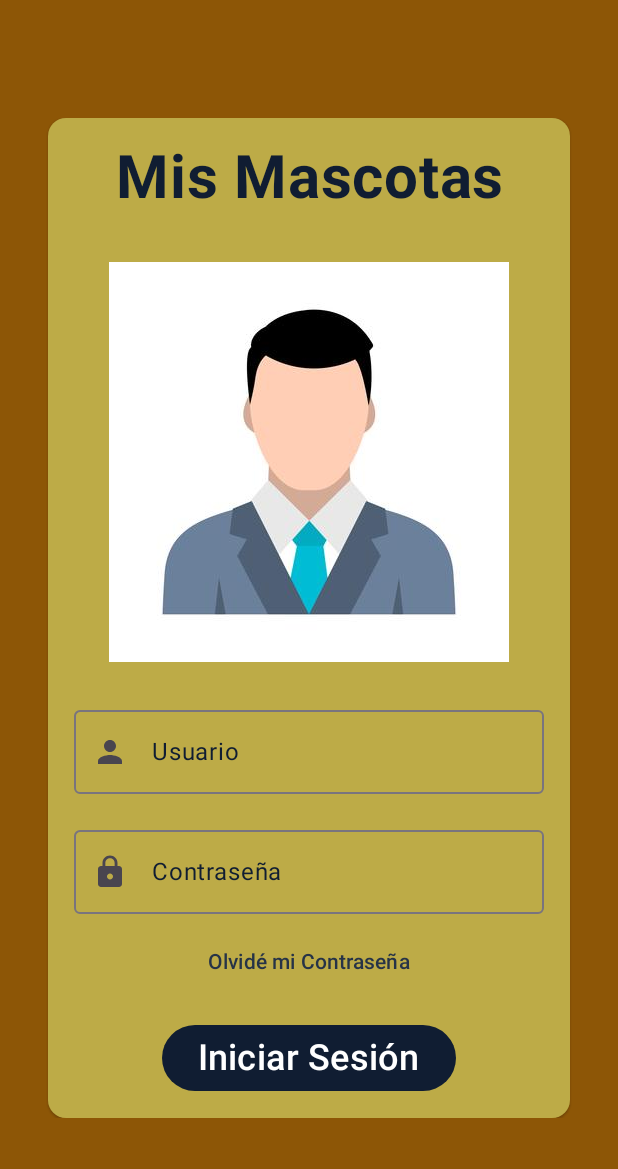
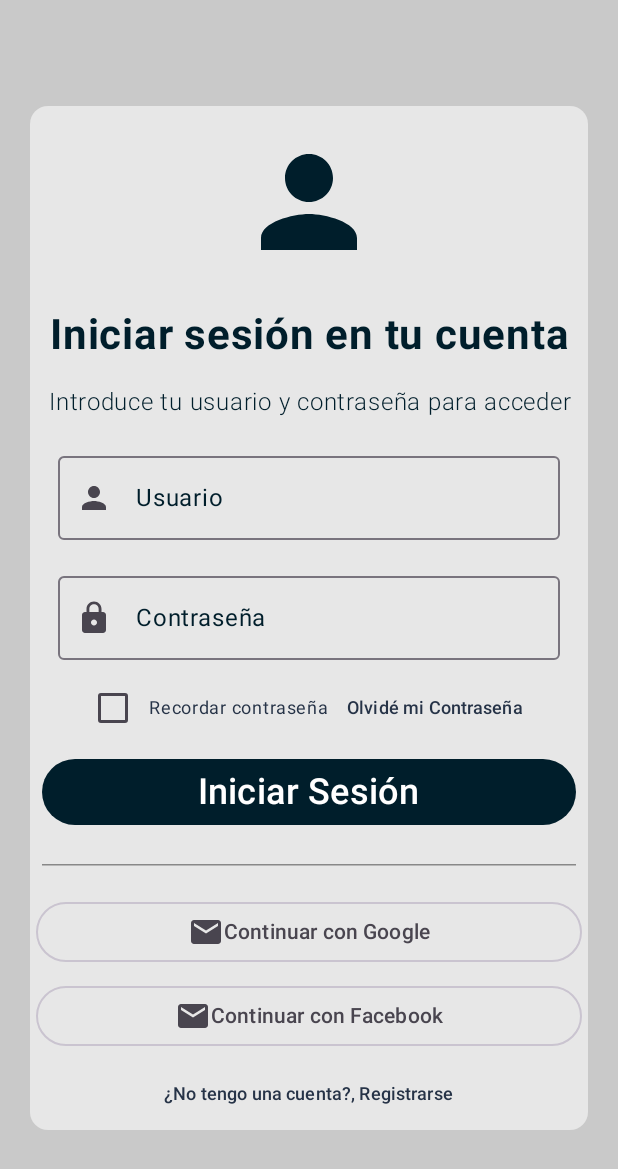
Before and after one commit to Joan-Abeldano/ProjectPets, an Android app built with Jetpack Compose: the screen it shows after launch (MainActivity), on a phone screen of 412 x 824 dp. Shown: the top 1169 px of the screen. Run offline under Robolectric (Android 15) with nearby library versions, the phone set to English and light mode, and no system bars.

Commit message:
login screen new design

```diff
--- /dev/null
+++ b/app/src/main/java/com/example/projectpets/models/Pet.kt
@@ -0,0 +1,8 @@
+package com.example.projectpets.models
+
+data class Pet (
+    val name: String = "",
+    val description: String = "",
+    val birthDate: String = "",
+    val type: String = ""
+)
--- a/app/src/main/java/com/example/projectpets/ui/screens/LoginScreen.kt
+++ b/app/src/main/java/com/example/projectpets/ui/screens/LoginScreen.kt
@@ -3,8 +3,11 @@ package com.example.projectpets.ui.screens
 import android.widget.Toast
 import androidx.compose.foundation.Image
 import androidx.compose.foundation.background
+import androidx.compose.foundation.clickable
 import androidx.compose.foundation.layout.Arrangement
 import androidx.compose.foundation.layout.Column
+import androidx.compose.foundation.layout.Row
+import androidx.compose.foundation.layout.Spacer
 import androidx.compose.foundation.layout.fillMaxSize
 import androidx.compose.material3.OutlinedTextField
 import androidx.compose.material3.Text
@@ -22,14 +25,21 @@ import androidx.compose.foundation.layout.fillMaxWidth
 import androidx.compose.foundation.layout.imePadding
 import androidx.compose.foundation.layout.navigationBarsPadding
 import androidx.compose.foundation.layout.padding
+import androidx.compose.foundation.layout.size
+import androidx.compose.foundation.layout.width
 import androidx.compose.foundation.rememberScrollState
 import androidx.compose.foundation.verticalScroll
+import androidx.compose.material.icons.filled.Email
 import androidx.compose.material.icons.filled.Lock
+import androidx.compose.material.icons.materialIcon
 import androidx.compose.material3.Button
 import androidx.compose.material3.CardColors
 import androidx.compose.material3.CardDefaults
+import androidx.compose.material3.Checkbox
 import androidx.compose.material3.ElevatedCard
+import androidx.compose.material3.HorizontalDivider
 import androidx.compose.material3.MaterialTheme
+import androidx.compose.material3.OutlinedButton
 import androidx.compose.material3.Surface
 import androidx.compose.material3.TextButton
 import androidx.compose.ui.Alignment
@@ -41,6 +51,7 @@ import androidx.compose.ui.platform.LocalContext
 import androidx.compose.ui.text.LinkAnnotation
 import androidx.compose.ui.text.TextStyle
 import androidx.compose.ui.text.font.FontWeight
+import androidx.compose.ui.text.style.LineBreak
 import androidx.compose.ui.text.style.TextAlign
 import androidx.compose.ui.unit.dp
 import androidx.compose.ui.unit.sp
@@ -51,6 +62,7 @@ fun LoginScreen() {
     var user by remember { mutableStateOf("") }
     var password by remember { mutableStateOf("") }
     val mContext = LocalContext.current
+    var remPassword by remember { mutableStateOf(false) }
 
     Column(
         modifier = Modifier
@@ -64,29 +76,40 @@ fun LoginScreen() {
         ElevatedCard(
             modifier = Modifier
                 .fillMaxWidth()
-                .padding(16.dp)
+                .padding(4.dp)
                 .verticalScroll(rememberScrollState()),
             colors = CardDefaults.elevatedCardColors(
                 containerColor = MaterialTheme.colorScheme.surface,
                 contentColor = MaterialTheme.colorScheme.primary
             )
         ) {
+            Icon(
+                Icons.Default.Person,
+                contentDescription = null,
+                modifier = Modifier
+                    .size(128.dp)
+                    .align(Alignment.CenterHorizontally)
+                    .padding(16.dp)
+            )
             Text(
-                text = "Mis Mascotas",
-                fontSize = 40.sp,
+                text = "Iniciar sesión en tu cuenta",
+                fontSize = 28.sp,
                 fontWeight = FontWeight.Bold,
                 textAlign = TextAlign.Center,
                 color = MaterialTheme.colorScheme.primary,
                 modifier = Modifier
-                    .padding(16.dp)
+                    .padding(8.dp)
                     .fillMaxWidth()
             )
-            Image(
-                painter = painterResource(R.drawable.user_image),
-                contentDescription = null,
+            Text(
+                text = "Introduce tu usuario y contraseña para acceder",
+                fontSize = 16.sp,
+                fontWeight = FontWeight.Light,
+                textAlign = TextAlign.Center,
+                color = MaterialTheme.colorScheme.primary,
                 modifier = Modifier
-                    .padding(16.dp)
-                    .align(Alignment.CenterHorizontally)
+                    .padding(8.dp)
+                    .fillMaxWidth()
             )
             OutlinedTextField(
                 value = user,
@@ -108,16 +131,27 @@ fun LoginScreen() {
                     .fillMaxWidth(fraction = 0.9f)
                     .align(Alignment.CenterHorizontally)
             )
-            TextButton(
-                onClick = {
-                    //Funcionamiento del boton
-                },
+            Row(
                 modifier = Modifier
                     .align(Alignment.CenterHorizontally)
             ) {
-                Text("Olvidé mi Contraseña",
-                    color = MaterialTheme.colorScheme.secondary
+                LabeledCheckbox(
+                    label = "Recordar contraseña",
+                    isChecked = false,
+                    onCheckedChange = {remPassword = it}
                 )
+                TextButton(
+                    onClick = {
+                        //Funcionamiento del boton
+                    }
+                ) {
+                    Text(
+                        text = "Olvidé mi Contraseña",
+                        maxLines = 1,
+                        fontSize = 12.sp,
+                        color = MaterialTheme.colorScheme.secondary
+                    )
+                }
             }
             Button(
                 onClick = {
@@ -130,14 +164,83 @@ fun LoginScreen() {
                     }
                 },
                 modifier = Modifier
-                    .padding(16.dp)
-                    .align(Alignment.CenterHorizontally)
+                    .padding(8.dp)
+                    .fillMaxWidth()
             ) {
                 Text(
                     text = "Iniciar Sesión",
                     fontSize = 24.sp
                 )
             }
+            HorizontalDivider(
+                color = Color.Gray,
+                thickness = 1.dp,
+                modifier = Modifier
+                    .padding(top = 16.dp, bottom = 16.dp, start = 8.dp, end = 8.dp)
+            )
+            OutlinedButton(
+                onClick = {
+
+                },
+                modifier = Modifier
+                    .padding(4.dp)
+                    .fillMaxWidth()
+            ) {
+                Icon(Icons.Default.Email,contentDescription = null) //Cambiar por icono de Google
+                Text(
+                    text = "Continuar con Google"
+                )
+            }
+            OutlinedButton(
+                onClick = {
+
+                },
+                modifier = Modifier
+                    .padding(4.dp)
+                    .fillMaxWidth()
+            ) {
+                Icon(Icons.Default.Email,contentDescription = null) //Cambiar por icono de Facebook
+                Text(
+                    text = "Continuar con Facebook"
+                )
+            }
+            TextButton(
+                onClick = {
+                    //Funcionamiento del boton
+                },
+                modifier = Modifier
+                    .align(Alignment.CenterHorizontally)
+            ) {
+                Text(
+                    text = "¿No tengo una cuenta?, Registrarse",
+                    maxLines = 1,
+                    fontSize = 12.sp,
+                    color = MaterialTheme.colorScheme.secondary
+                )
+            }
         }
     }
 }
+
+@Composable
+fun LabeledCheckbox(
+    label: String,
+    isChecked: Boolean,
+    onCheckedChange: (Boolean) -> Unit
+) {
+    Row(
+        verticalAlignment = Alignment.CenterVertically
+    ) {
+        Checkbox(
+            checked = isChecked,
+            onCheckedChange = onCheckedChange
+        )
+        Text(
+            text = label,
+            fontSize = 12.sp,
+            color = MaterialTheme.colorScheme.secondary,
+            modifier = Modifier
+                .clickable { onCheckedChange(!isChecked) }
+        )
+    }
+}
--- a/app/src/main/java/com/example/projectpets/ui/theme/Color.kt
+++ b/app/src/main/java/com/example/projectpets/ui/theme/Color.kt
@@ -3,8 +3,8 @@ package com.example.projectpets.ui.theme
 import androidx.compose.ui.graphics.Color
 
 //Custom colors
-val col1 = Color(color = 0xFF8D5606)
-val col2 = Color(color = 0xFFBDAB47)
-val col3 = Color(color = 0xFF536766)
+val col1 = Color(color = 0xFFC9C9C9)
+val col2 = Color(color = 0xFFE7E7E7)
+val col3 = Color(color = 0xFF5F5F5F)
 val col4 = Color(color = 0xFF263347)
-val col5 = Color(color = 0xFF101D32)
+val col5 = Color(color = 0xFF001E2B)
```
